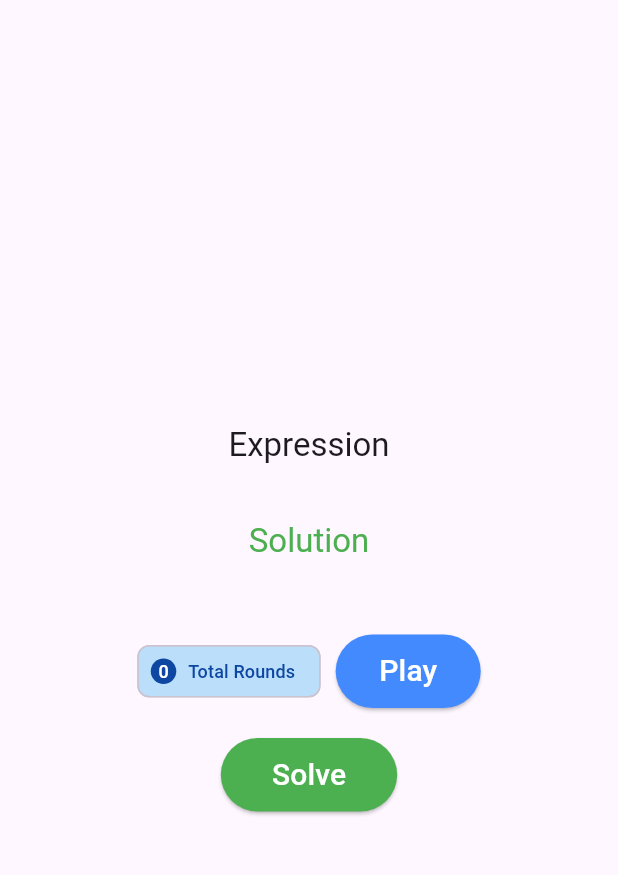
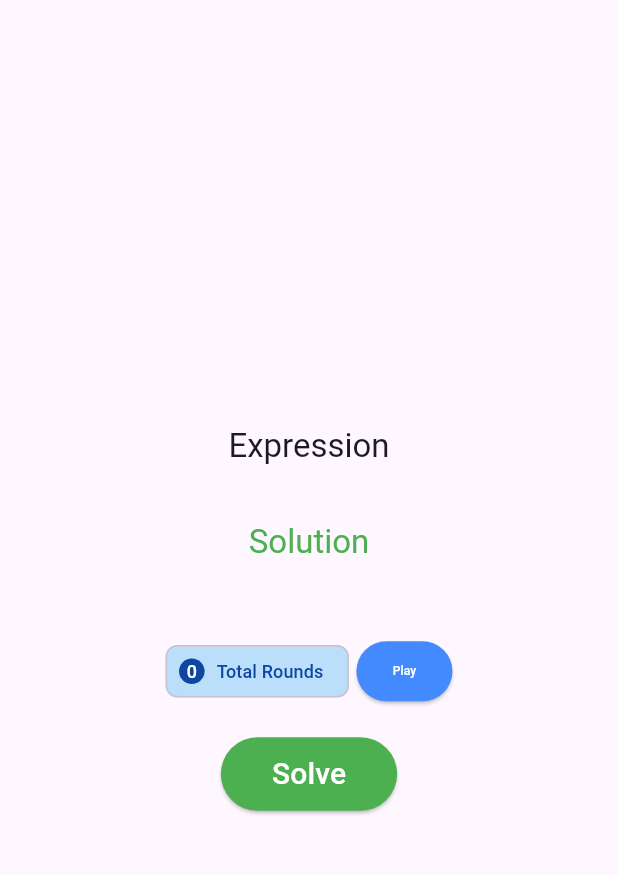
Before and after one commit to amanvelani/cis-651, a Flutter app: the screen it shows after launch, on a phone screen of 412 x 824 dp, the part 63-938 px from its top. Run offline on Flutter 3.47's test engine with Material 3 defaults, Android fonts, the light colour scheme and no system bars.

Commit message:
button size changed

```diff
--- a/assignment/assignment_4/my_quiz/lib/main.dart
+++ b/assignment/assignment_4/my_quiz/lib/main.dart
@@ -131,9 +131,8 @@ class _QuizPageState extends State<QuizPage> {
                   Container(
                     padding:
                         const EdgeInsets.symmetric(horizontal: 12, vertical: 5),
-                    decoration: BoxDecoration(
+                    decoration: const BoxDecoration(
                       color: CupertinoColors.systemBlue,
-                      borderRadius: BorderRadius.circular(15),
                     ),
                     child: Text(
                       'Total Rounds: $totalRounds',
@@ -160,26 +159,35 @@ class _QuizPageState extends State<QuizPage> {
                     ),
                   ),
                 const SizedBox(
-                    width: 10), // Space between the text and the button
-                // Play/Play Again button
+                  width: 5,
+                ), // Space between the text and the button
+// Play/Play Again button
                 if (!kIsWeb && defaultTargetPlatform == TargetPlatform.iOS)
                   CupertinoButton.filled(
                     onPressed: _generateExpression,
-                    child: Text(isFirstPlay ? 'Play' : 'Play Again'),
+                    child: Padding(
+                      // Reduce padding to make the button content smaller
+                      padding: const EdgeInsets.symmetric(
+                          horizontal: 8.0, vertical: 4.0),
+                      child: Text(isFirstPlay ? 'Play' : 'Play Again',
+                          style: const TextStyle(
+                              fontSize: 8)), // Reduced font size
+                    ),
                   )
                 else
                   ElevatedButton(
                     style: ElevatedButton.styleFrom(
-                        backgroundColor: Colors.blueAccent),
+                      backgroundColor: Colors.blueAccent,
+                      padding: const EdgeInsets.symmetric(
+                          vertical: 8.0, horizontal: 10.0),
+                    ),
                     onPressed: _generateExpression,
-                    child: Padding(
-                      padding: const EdgeInsets.symmetric(
-                          vertical: 10.0, horizontal: 5.0),
-                      child: Text(
-                        isFirstPlay ? 'Play' : 'Play Again',
-                        style:
-                            const TextStyle(fontSize: 20, color: Colors.white),
-                      ),
+                    child: Text(
+                      isFirstPlay ? 'Play' : 'Play Again',
+                      style: const TextStyle(
+                          fontSize: 8,
+                          color: Colors
+                              .white), // Adjusted font size for consistency
                     ),
                   ),
               ],
```
